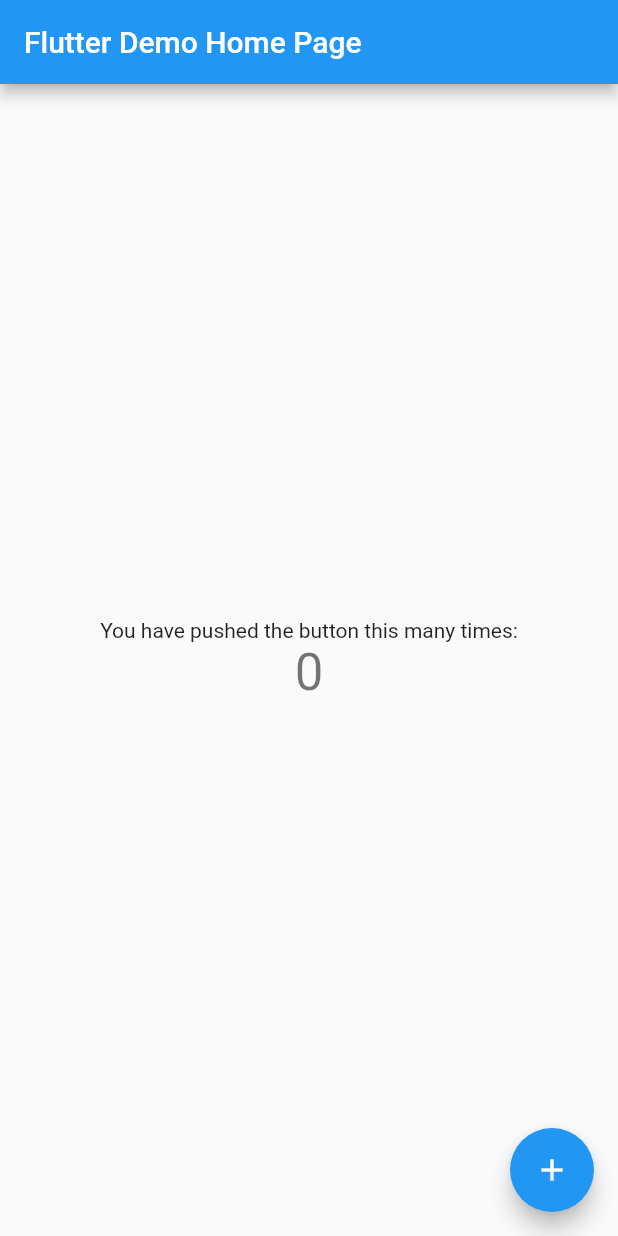
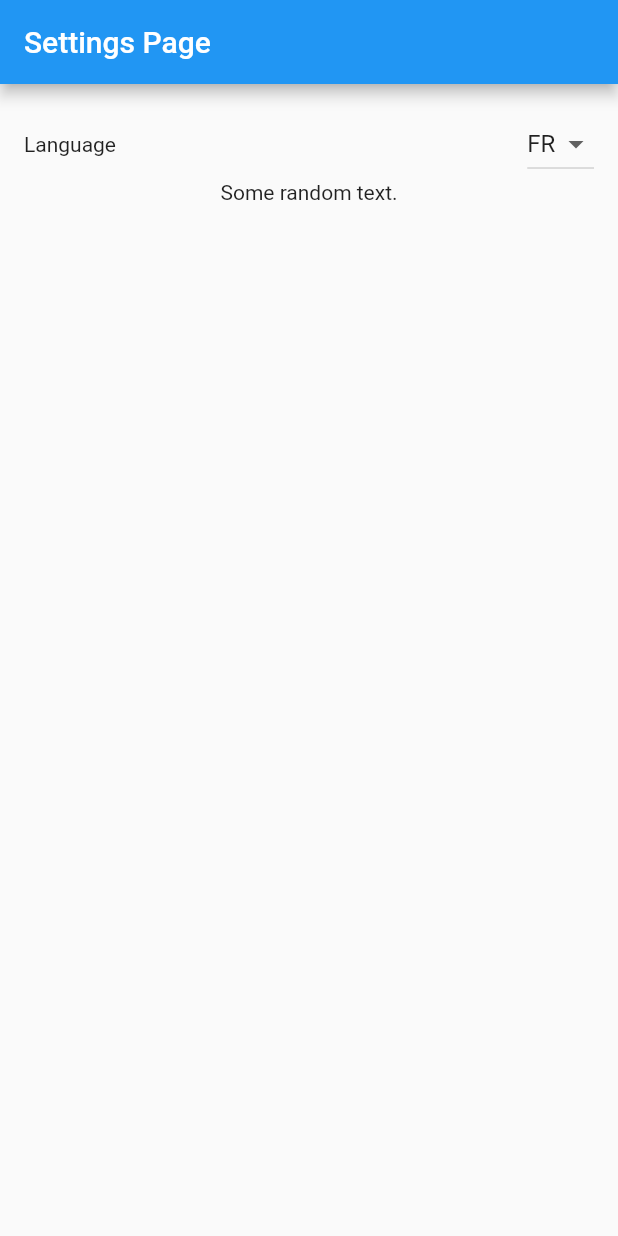
Before and after one commit to 2shrestha22/flutter_examples, a Flutter app: the screen it shows after launch, on a phone screen of 412 x 824 dp. Run offline on Flutter 3.47's test engine with Material 2 defaults, Android fonts, the phone set to English and light mode, and no system bars; our stand-ins replace flutter_riverpod, shared_preferences; network calls fail.

Commit message:
localization

```diff
--- /dev/null
+++ b/localization/lib/app_localization.dart
@@ -0,0 +1,119 @@
+import 'dart:async';
+import 'dart:convert';
+
+import 'package:flutter/material.dart';
+import 'package:flutter/services.dart';
+import 'package:http/http.dart' as http;
+
+// helpfull topic by Reso; https://resocoder.com/2019/06/01/flutter-localization-the-easy-way-internationalization-with-json/
+class AppLocalizations {
+  AppLocalizations(this.locale);
+
+  final Locale locale;
+
+  // Helper method to keep the code in the widgets concise
+  // Localizations are accessed using an InheritedWidget "of" syntax
+  static AppLocalizations of(BuildContext context) {
+    return Localizations.of<AppLocalizations>(context, AppLocalizations)!;
+  }
+
+  // Static member to have a simple access to the delegate from the MaterialApp
+  static const LocalizationsDelegate<AppLocalizations> delegate =
+      _AppLocalizationsDelegate();
+
+  late Map<String, String>? _localizedStrings;
+  late Map<String, String>? _defaultLocalizedStrings;
+
+  Future<bool> load() async {
+    String jsonString;
+
+    // Load the language JSON file from the "lang" folder, used for backup if
+    // can't be loaded from network or when key in not availabe in
+    // current locale
+    final defaultJsonString =
+        await rootBundle.loadString('assets/lang/default.json');
+
+    try {
+      //try loading from remote
+      final response = await http.get(Uri.parse(
+          'https://your-json-file-link/{languageCode}.json'
+              .replaceFirst('{languageCode}', locale.languageCode)));
+      jsonString = response.body;
+    } catch (e) {
+      //if failed use from asset
+      jsonString = defaultJsonString;
+    }
+
+    _localizedStrings =
+        _flattenTranslations(json.decode(jsonString) as Map<String, dynamic>);
+    _defaultLocalizedStrings = _flattenTranslations(
+        json.decode(defaultJsonString) as Map<String, dynamic>);
+
+    return true;
+  }
+
+  // flatten the json so we can siply get value by using key as
+  // first.second.third and so on, so we don't have to use [key]
+  // https://stackoverflow.com/a/60924513/8880002
+  Map<String, String> _flattenTranslations(Map<String, dynamic> json,
+      [String prefix = '']) {
+    final Map<String, String> translations = {};
+    json.forEach((String key, dynamic value) {
+      if (value is Map<String, dynamic>) {
+        translations.addAll(_flattenTranslations(value, '$prefix$key.'));
+      } else {
+        translations['$prefix$key'] = value.toString();
+      }
+    });
+    return translations;
+  }
+
+  // This method will be called from every widget which needs a localized text
+  ///  first tries to return value from Current Locale if unsuccessful
+  /// tries with Default Locale if this also fails then returns key
+  String translate(String key) {
+    // if (_localizedStrings![key] == null) {
+    //   if (_defaultLocalizedStrings![key] == null) {
+    //     return key;
+    //   } else
+    //     return _defaultLocalizedStrings![key]!;
+    // }
+    String str =
+        _localizedStrings![key] ?? _defaultLocalizedStrings![key] ?? key;
+    // since some values from remote is null decoding it becore string
+    // so chekcking for 'null' before returning
+    if (str == 'null') {
+      str = (_defaultLocalizedStrings![key] != 'null'
+              ? _defaultLocalizedStrings![key]
+              : key) ??
+          key;
+    }
+    return str;
+  }
+}
+
+// LocalizationsDelegate is a factory for a set of localized resources. In this
+// case, the localized strings will be gotten in an AppLocalizations object
+class _AppLocalizationsDelegate
+    extends LocalizationsDelegate<AppLocalizations> {
+  // This delegate instance will never change (it doesn't even have fields!)
+  // It can provide a constant constructor.
+  const _AppLocalizationsDelegate();
+
+  @override
+  bool isSupported(Locale locale) {
+    // Include all of your supported language codes here
+    return ['en', 'fr'].contains(locale.languageCode);
+  }
+
+  @override
+  Future<AppLocalizations> load(Locale locale) async {
+    // AppLocalizations class is where the JSON loading actually runs
+    final AppLocalizations localizations = AppLocalizations(locale);
+    await localizations.load();
+    return localizations;
+  }
+
+  @override
+  bool shouldReload(_AppLocalizationsDelegate old) => false;
+}
--- /dev/null
+++ b/localization/lib/locale_provider.dart
@@ -0,0 +1,23 @@
+import 'package:flutter/painting.dart';
+import 'package:flutter_riverpod/flutter_riverpod.dart';
+import 'package:localization/shared_pref_provider.dart';
+
+const _localeKey = 'locale';
+
+const supportedLocale = ['fr', 'en'];
+
+/// Provides locale saved to local storage, if not found provides `Locale('fr')`
+final localeProvider =
+    StateNotifierProvider<LocaleProvider, Locale>((ref) => LocaleProvider());
+
+class LocaleProvider extends StateNotifier<Locale> {
+  LocaleProvider()
+      : super(Locale(SharedPrefProvider.instance.getString(_localeKey) ??
+            supportedLocale.first));
+
+  /// Saves language code of locale to local storage
+  Future<void> saveLocale(Locale locale) async {
+    state = locale;
+    SharedPrefProvider.instance.setString(_localeKey, locale.languageCode);
+  }
+}
--- a/localization/lib/main.dart
+++ b/localization/lib/main.dart
@@ -1,115 +1,32 @@
 import 'package:flutter/material.dart';
+import 'package:flutter_localizations/flutter_localizations.dart';
+import 'package:flutter_riverpod/flutter_riverpod.dart';
+import 'package:localization/app_localization.dart';
+import 'package:localization/settings_page.dart';
+import 'package:localization/shared_pref_provider.dart';
+import 'app_localization.dart';
 
-void main() {
-  runApp(const MyApp());
+Future<void> main() async {
+  // need to call this before initialize sharedPref
+  // https://stackoverflow.com/questions/67798798/unhandled-exception-null-check-operator-used-on-a-null-value-shared-preference
+  WidgetsFlutterBinding.ensureInitialized();
+  await SharedPrefProvider.initialize();
+  runApp(const ProviderScope(child: App()));
 }
 
-class MyApp extends StatelessWidget {
-  const MyApp({Key? key}) : super(key: key);
+class App extends StatelessWidget {
+  const App({Key? key}) : super(key: key);
 
-  // This widget is the root of your application.
   @override
   Widget build(BuildContext context) {
-    return MaterialApp(
-      title: 'Flutter Demo',
-      theme: ThemeData(
-        // This is the theme of your application.
-        //
-        // Try running your application with "flutter run". You'll see the
-        // application has a blue toolbar. Then, without quitting the app, try
-        // changing the primarySwatch below to Colors.green and then invoke
-        // "hot reload" (press "r" in the console where you ran "flutter run",
-        // or simply save your changes to "hot reload" in a Flutter IDE).
-        // Notice that the counter didn't reset back to zero; the application
-        // is not restarted.
-        primarySwatch: Colors.blue,
-      ),
-      home: const MyHomePage(title: 'Flutter Demo Home Page'),
+    return const MaterialApp(
+      localizationsDelegates: [
+        AppLocalizations.delegate,
+        GlobalMaterialLocalizations.delegate,
+        GlobalWidgetsLocalizations.delegate,
+        GlobalCupertinoLocalizations.delegate,
+      ],
+      home: SettingsPage(),
     );
   }
 }
-
-class MyHomePage extends StatefulWidget {
-  const MyHomePage({Key? key, required this.title}) : super(key: key);
-
-  // This widget is the home page of your application. It is stateful, meaning
-  // that it has a State object (defined below) that contains fields that affect
-  // how it looks.
-
-  // This class is the configuration for the state. It holds the values (in this
-  // case the title) provided by the parent (in this case the App widget) and
-  // used by the build method of the State. Fields in a Widget subclass are
-  // always marked "final".
-
-  final String title;
-
-  @override
-  State<MyHomePage> createState() => _MyHomePageState();
-}
-
-class _MyHomePageState extends State<MyHomePage> {
-  int _counter = 0;
-
-  void _incrementCounter() {
-    setState(() {
-      // This call to setState tells the Flutter framework that something has
-      // changed in this State, which causes it to rerun the build method below
-      // so that the display can reflect the updated values. If we changed
-      // _counter without calling setState(), then the build method would not be
-      // called again, and so nothing would appear to happen.
-      _counter++;
-    });
-  }
-
-  @override
-  Widget build(BuildContext context) {
-    // This method is rerun every time setState is called, for instance as done
-    // by the _incrementCounter method above.
-    //
-    // The Flutter framework has been optimized to make rerunning build methods
-    // fast, so that you can just rebuild anything that needs updating rather
-    // than having to individually change instances of widgets.
-    return Scaffold(
-      appBar: AppBar(
-        // Here we take the value from the MyHomePage object that was created by
-        // the App.build method, and use it to set our appbar title.
-        title: Text(widget.title),
-      ),
-      body: Center(
-        // Center is a layout widget. It takes a single child and positions it
-        // in the middle of the parent.
-        child: Column(
-          // Column is also a layout widget. It takes a list of children and
-          // arranges them vertically. By default, it sizes itself to fit its
-          // children horizontally, and tries to be as tall as its parent.
-          //
-          // Invoke "debug painting" (press "p" in the console, choose the
-          // "Toggle Debug Paint" action from the Flutter Inspector in Android
-          // Studio, or the "Toggle Debug Paint" command in Visual Studio Code)
-          // to see the wireframe for each widget.
-          //
-          // Column has various properties to control how it sizes itself and
-          // how it positions its children. Here we use mainAxisAlignment to
-          // center the children vertically; the main axis here is the vertical
-          // axis because Columns are vertical (the cross axis would be
-          // horizontal).
-          mainAxisAlignment: MainAxisAlignment.center,
-          children: <Widget>[
-            const Text(
-              'You have pushed the button this many times:',
-            ),
-            Text(
-              '$_counter',
-              style: Theme.of(context).textTheme.headline4,
-            ),
-          ],
-        ),
-      ),
-      floatingActionButton: FloatingActionButton(
-        onPressed: _incrementCounter,
-        tooltip: 'Increment',
-        child: const Icon(Icons.add),
-      ), // This trailing comma makes auto-formatting nicer for build methods.
-    );
-  }
-}
--- /dev/null
+++ b/localization/lib/settings_page.dart
@@ -0,0 +1,61 @@
+import 'package:flutter/material.dart';
+import 'package:flutter_riverpod/flutter_riverpod.dart';
+import 'package:localization/app_localization.dart';
+import 'package:localization/locale_provider.dart';
+
+class SettingsPage extends StatelessWidget {
+  const SettingsPage({Key? key}) : super(key: key);
+
+  @override
+  Widget build(BuildContext context) {
+    return Scaffold(
+      appBar: AppBar(
+          title: Text(
+              AppLocalizations.of(context).translate('settings_page.title'))),
+      body: SingleChildScrollView(
+        padding: const EdgeInsets.all(16),
+        child: Column(
+          children: [
+            Row(
+              mainAxisAlignment: MainAxisAlignment.spaceBetween,
+              children: [
+                Text(
+                  AppLocalizations.of(context)
+                      .translate('settings_page.language'),
+                ),
+                Consumer(
+                  builder: (context, WidgetRef ref, child) {
+                    final currentLocale = ref.watch(localeProvider);
+                    return DropdownButton<String>(
+                      items: supportedLocale
+                          .map((e) => DropdownMenuItem(
+                                value: e,
+                                child: Text(
+                                  e.toUpperCase(),
+                                ),
+                              ))
+                          .toList(),
+                      value: currentLocale.languageCode,
+                      onChanged: (e) {
+                        if (e != null) {
+                          ref
+                              .read(localeProvider.notifier)
+                              .saveLocale(Locale(e));
+                        }
+                      },
+                    );
+                  },
+                ),
+              ],
+            ),
+            Center(
+              child: Text(
+                AppLocalizations.of(context).translate('settings_page.body'),
+              ),
+            ),
+          ],
+        ),
+      ),
+    );
+  }
+}
```
Also changed, not shown: localization/assets/lang/default.json (added, +7 -0 lines), localization/lib/shared_pref_provider.dart (added, +15 -0 lines), localization/pubspec.yaml (+7 -65 lines), localization/pubspec.lock, 1 other file.
